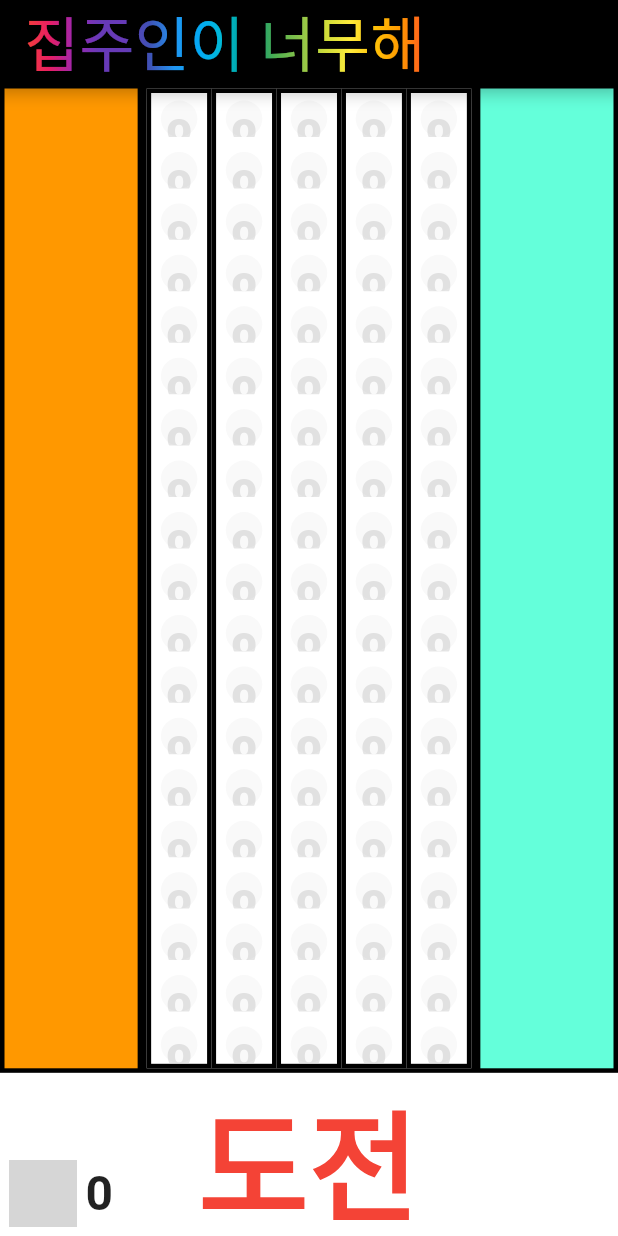
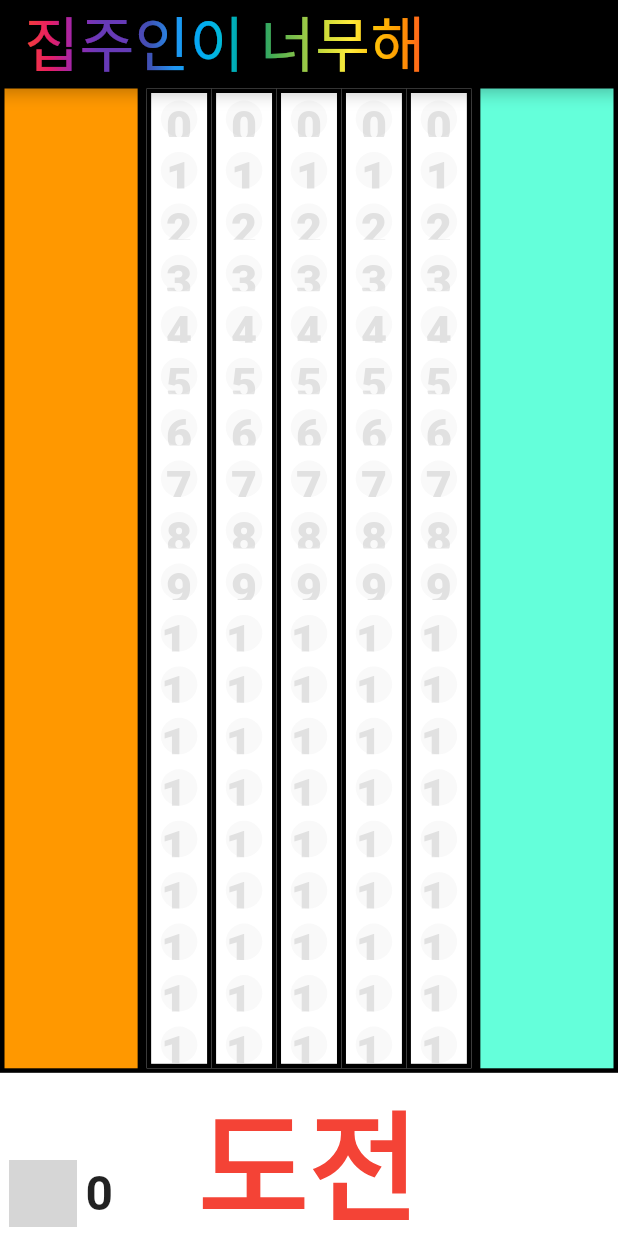
Before and after one commit to Seokhyeon-Park/luck_be_a_nj, a Flutter app: the screen it shows after launch, on a phone screen of 412 x 824 dp. Run offline on Flutter 3.47's test engine with Material 2 defaults, Android fonts, the phone set to English and light mode, and no system bars; missing offline and left inert: animated_button; Roboto replaces fonts that are missing (DungGeunMo); grey boxes are pictures that could not be loaded.

Commit message:
배열을 어케 초기화 할까...

```diff
--- a/lib/body/wheel/symbol/symbol.dart
+++ b/lib/body/wheel/symbol/symbol.dart
@@ -2,10 +2,12 @@ import 'package:flutter/material.dart';
 
 class Symbol extends StatelessWidget {
   final double symbolSize;
+  final int num;
 
   const Symbol({
     Key? key,
-    required this.symbolSize
+    required this.num,
+    required this.symbolSize,
   }) : super(key: key);
 
   @override
@@ -22,9 +24,10 @@ class Symbol extends StatelessWidget {
       ),
       alignment: Alignment.center,
       // child: Image.asset(),
-      child: const Text(
-        'o',
-        style: TextStyle(
+      child: Text(
+        '$num',
+        // 'o',
+        style: const TextStyle(
           color: Color.fromRGBO(0x7F, 0x7F, 0x7F, 0.2),
           fontWeight: FontWeight.w800,
           fontSize: 30,
--- a/lib/body/wheel/wheel.dart
+++ b/lib/body/wheel/wheel.dart
@@ -22,15 +22,16 @@ class RouletteWheel extends StatefulWidget {
 class _RouletteWheelState extends State<RouletteWheel> {
   late final ScrollController _controller;
   late int _previousRouletteCount;
+  final List<Widget> _symbols = [];
 
   @override
   void initState() {
     super.initState();
     _controller = ScrollController();
     _previousRouletteCount = widget.rouletteCount;
-    // Timer(const Duration(seconds: 1), () {
-    //   _scrollToBottom();
-    // });
+    for(int i = 0; i < 20; i++) {
+      _symbols.add(Symbol(symbolSize: widget.width / 5 - 1.2, num: i));
+    }
   }
 
   @override
@@ -38,20 +39,27 @@ class _RouletteWheelState extends State<RouletteWheel> {
     super.didUpdateWidget(oldWidget);
 
     if (widget.rouletteCount != _previousRouletteCount) {
+      int len = _symbols.length;
+
+      for(int i = 0; i < 20; i++) {
+        _symbols.add(Symbol(symbolSize: widget.width / 5 - 1.2, num: len + i,));
+      }
+
       _scrollToBottom();
       _previousRouletteCount = widget.rouletteCount;
+      print(_symbols.length);
     }
   }
 
   void _scrollToBottom() {
     final random = Random();
-    final randomDouble = random.nextDouble() * 0.6 * 1000;
+    final randomDouble = random.nextDouble() * 0.8 * 1000;
 
     if(_controller.hasClients) {
       Timer(Duration(milliseconds: randomDouble.toInt()), () {
         _controller.animateTo(
           _controller.position.maxScrollExtent,
-          duration: const Duration(milliseconds: 800),
+          duration: const Duration(milliseconds: 1000),
           curve: Curves.easeOut,
         );
       });
@@ -60,11 +68,9 @@ class _RouletteWheelState extends State<RouletteWheel> {
 
   @override
   Widget build(BuildContext context) {
-    double wheelWidth = widget.width / 5 - 1.2;
-
     return Container(
       height: widget.height,
-      width: wheelWidth,
+      width: widget.width / 5 - 1.2,
       decoration: BoxDecoration(
         border: Border.all(
           color: Colors.black,
@@ -80,35 +86,9 @@ class _RouletteWheelState extends State<RouletteWheel> {
           child: SingleChildScrollView(
             controller: _controller,
             scrollDirection: Axis.vertical,
-            physics: const NeverScrollableScrollPhysics(),
+            // physics: const NeverScrollableScrollPhysics(),
             child: Column(
-              children: [
-                Symbol(symbolSize: wheelWidth),
-                Symbol(symbolSize: wheelWidth),
-                Symbol(symbolSize: wheelWidth),
-                Symbol(symbolSize: wheelWidth),
-                Symbol(symbolSize: wheelWidth),
-                Symbol(symbolSize: wheelWidth),
-                Symbol(symbolSize: wheelWidth),
-                Symbol(symbolSize: wheelWidth),
-                Symbol(symbolSize: wheelWidth),
-                Symbol(symbolSize: wheelWidth),
-                Symbol(symbolSize: wheelWidth),
-                Symbol(symbolSize: wheelWidth),
-                Symbol(symbolSize: wheelWidth),
-                Symbol(symbolSize: wheelWidth),
-                Symbol(symbolSize: wheelWidth),
-                Symbol(symbolSize: wheelWidth),
-                Symbol(symbolSize: wheelWidth),
-                Symbol(symbolSize: wheelWidth),
-                Symbol(symbolSize: wheelWidth),
-                Symbol(symbolSize: wheelWidth),
-                Symbol(symbolSize: wheelWidth),
-                Symbol(symbolSize: wheelWidth),
-                Symbol(symbolSize: wheelWidth),
-                Symbol(symbolSize: wheelWidth),
-                Symbol(symbolSize: wheelWidth),
-              ],
+              children: _symbols,
             ),
           ),
         ),
```
